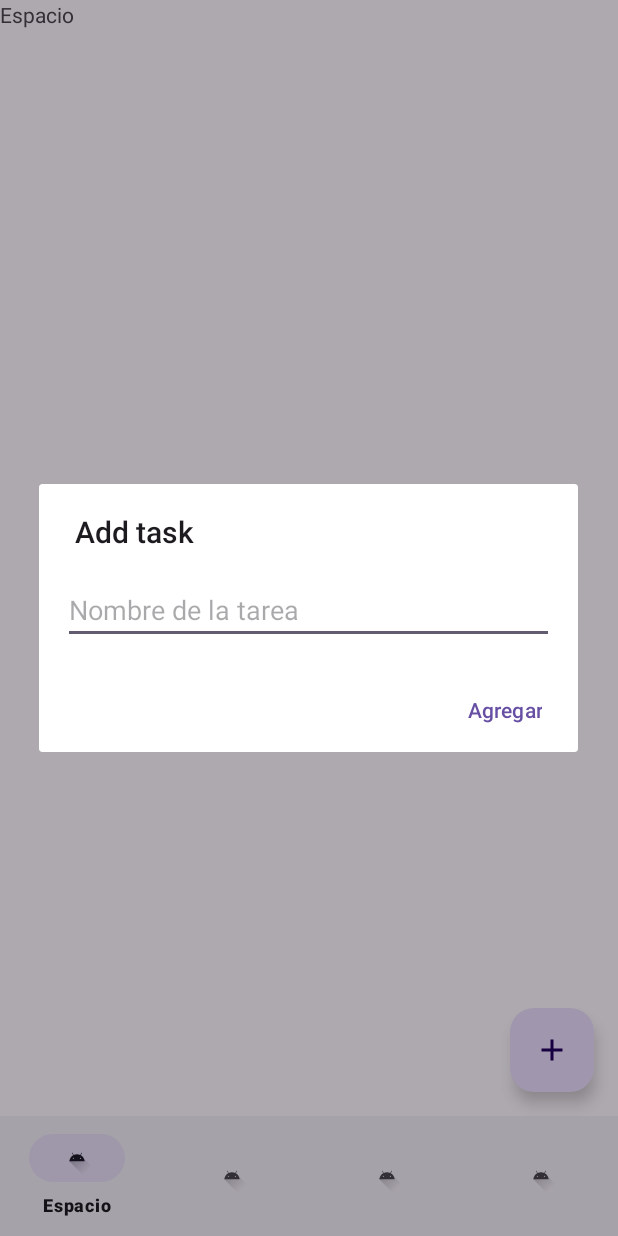
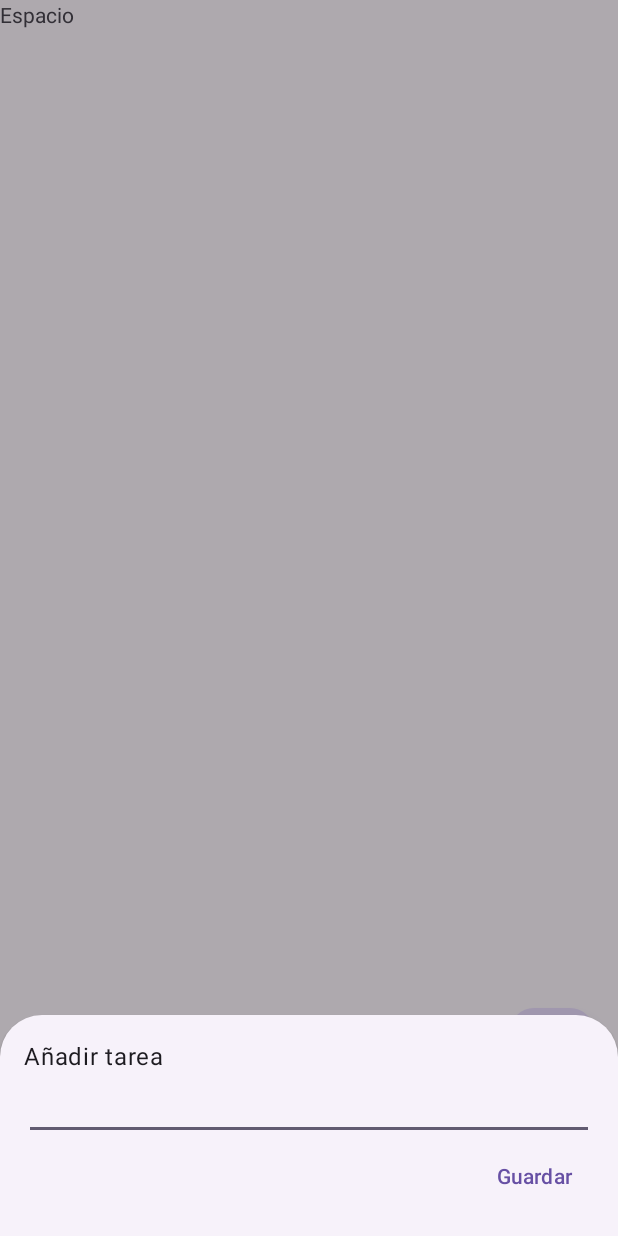
Before and after one commit to gsalvador209/LevelUP_Android, an Android app: the screen it shows after launch (MainActivity), after a tap on an icon or button, on a phone screen of 412 x 824 dp. Run offline under Robolectric (Android 15) with nearby library versions, the phone set to English and light mode, and no system bars; our stand-ins replace Room's generated code, navigation-ui.

Commit message:
feature(Add Task): add bottom sheet for task

```diff
--- /dev/null
+++ b/app/src/main/java/com/tanucode/levelup/ui/main/AddTaskBottomSheetFragment.kt
@@ -0,0 +1,58 @@
+package com.tanucode.levelup.ui.main
+
+import android.app.Dialog
+import android.os.Bundle
+import android.util.Log
+import android.view.LayoutInflater
+import android.view.View
+import android.view.ViewGroup
+import androidx.lifecycle.ViewModelProvider
+import com.google.android.material.bottomsheet.BottomSheetDialogFragment
+import com.tanucode.levelup.data.db.entity.TaskEntity
+import com.tanucode.levelup.databinding.BottomSheetAddTaskBinding
+import com.tanucode.levelup.ui.tasks.TaskViewModel
+import com.tanucode.levelup.util.Constants
+
+
+class AddTaskBottomSheetFragment :  BottomSheetDialogFragment() {
+
+    //Binding del fragmento
+    private var _binding: BottomSheetAddTaskBinding? = null
+    private val binding get() = _binding!!
+
+    private lateinit var viewModel: TaskViewModel
+
+    override fun onCreateView(
+        inflater: LayoutInflater,
+        container: ViewGroup?,
+        savedInstanceState: Bundle?
+    ): View? {
+        _binding = BottomSheetAddTaskBinding.inflate(inflater,container,false)
+        viewModel = ViewModelProvider(requireActivity())[TaskViewModel::class.java]
+
+        return binding.root
+    }
+
+    override fun onViewCreated(view: View, savedInstanceState: Bundle?) {
+        super.onViewCreated(view, savedInstanceState)
+
+        binding.btnSave.setOnClickListener {
+            val taskTitle = binding.etTaskTitle.text.toString().trim()
+
+            if(!taskTitle.isNullOrEmpty()){
+                //Log.d(Constants.LOGS_MESSAGE,"Click en guardar")
+                viewModel.addNewTask(TaskEntity(title = taskTitle, listId = 0))
+                dismiss()
+            }
+        }
+    }
+
+    override fun onDestroyView() {
+        super.onDestroyView()
+        _binding = null
+    }
+
+
+
+
+}
--- a/app/src/main/java/com/tanucode/levelup/ui/main/AddTaskDialogFragment.kt
+++ /dev/null
@@ -1,45 +0,0 @@
-package com.tanucode.levelup.ui.main
-
-import android.app.Dialog
-import androidx.fragment.app.DialogFragment
-import android.os.Bundle
-import androidx.appcompat.app.AlertDialog
-import androidx.lifecycle.ViewModelProvider
-import com.tanucode.levelup.data.db.entity.TaskEntity
-import com.tanucode.levelup.databinding.DialogAddTaskBinding
-import com.tanucode.levelup.ui.tasks.TaskViewModel
-
-
-class AddTaskDialogFragment :  DialogFragment() {
-
-    //Binding del fragmento
-    private var _binding: DialogAddTaskBinding? = null
-    private val binding get() = _binding!!
-
-    private lateinit var viewModel: TaskViewModel
-
-    override fun onCreateDialog(savedInstanceState: Bundle?): Dialog {
-        _binding = DialogAddTaskBinding.inflate(layoutInflater)
-
-        //Conseguir el ViewModel del owner de la actividad
-        viewModel = ViewModelProvider(requireActivity())[TaskViewModel::class.java]
-
-        val builder = AlertDialog.Builder(requireContext())
-        builder.setView(binding.root)
-            .setTitle("Add task")
-            .setPositiveButton("Agregar"){ _, _ ->
-                val taskName = binding.etTaskName.text.toString()
-                if(taskName.isNotBlank()){
-                    viewModel.addNewTask(TaskEntity(title = taskName, listId = 0))
-                }
-            }
-        return builder.create()
-    }
-
-    override fun onDestroy() {
-        super.onDestroy()
-        _binding = null
-    }
-
-
-}
--- a/app/src/main/java/com/tanucode/levelup/ui/main/MainActivity.kt
+++ b/app/src/main/java/com/tanucode/levelup/ui/main/MainActivity.kt
@@ -1,16 +1,11 @@
 package com.tanucode.levelup.ui.main
 
 import android.os.Bundle
-import androidx.activity.enableEdgeToEdge
 import androidx.appcompat.app.AppCompatActivity
-import androidx.lifecycle.lifecycleScope
 import androidx.navigation.fragment.NavHostFragment
 import androidx.navigation.ui.setupWithNavController
 import com.tanucode.levelup.R
 import com.tanucode.levelup.databinding.ActivityMainBinding
-import com.tanucode.levelup.ui.tasks.TaskAdapter
-import com.tanucode.levelup.ui.tasks.TaskViewModel
-import kotlinx.coroutines.launch
 
 class MainActivity : AppCompatActivity() {
 
@@ -31,7 +26,7 @@ class MainActivity : AppCompatActivity() {
 
         //Fab
         binding.fabAdd.setOnClickListener {
-            AddTaskDialogFragment().show(supportFragmentManager, "AddTaskDialog")
+            AddTaskBottomSheetFragment().show(supportFragmentManager, "AddTaskDialog")
         }
 
 
--- a/app/src/main/java/com/tanucode/levelup/ui/tasks/TaskViewModel.kt
+++ b/app/src/main/java/com/tanucode/levelup/ui/tasks/TaskViewModel.kt
@@ -17,14 +17,12 @@ class TaskViewModel(application: Application)
         (application as LevelUpApp).taskRepository
         }
 
-        val tasksLiveData : LiveData<List<TaskEntity>> = taskRepository.allTasks.asLiveData()
+        val tasksLiveData : LiveData<List<TaskEntity>> = taskRepository.allTasks.asLiveData() //Expone a otras clases la info de las tareas
 
 
         fun addNewTask(task: TaskEntity) {
             viewModelScope.launch {
                 taskRepository.insertTask(task)
-
-                //_tasks.postValue(taskRepository.getAllTasks())
             }
         }
 }
--- a/app/src/main/java/com/tanucode/levelup/ui/tasks/TasksFragment.kt
+++ b/app/src/main/java/com/tanucode/levelup/ui/tasks/TasksFragment.kt
@@ -42,7 +42,6 @@ class TasksFragment : Fragment() {
 
         setupRecyclerView()
         setupObservers()
-        //loadTasks()
     }
 
     private fun setupRecyclerView(){
--- /dev/null
+++ b/app/src/main/res/layout/bottom_sheet_add_task.xml
@@ -0,0 +1,34 @@
+<?xml version="1.0" encoding="utf-8"?>
+<LinearLayout xmlns:android="http://schemas.android.com/apk/res/android"
+    android:layout_width="match_parent"
+    android:layout_height="wrap_content"
+    android:orientation="vertical"
+    android:padding="16dp">
+
+    <TextView
+        android:layout_width="wrap_content"
+        android:layout_height="wrap_content"
+        android:text="@string/add_new_task"
+        android:textAppearance="?attr/textAppearanceBody1" />
+
+    <EditText
+        android:id="@+id/et_task_title"
+        android:layout_width="match_parent"
+        android:layout_height="wrap_content"
+        android:inputType="text" />
+
+    <LinearLayout
+        android:layout_width="match_parent"
+        android:layout_height="wrap_content"
+        android:orientation="horizontal"
+        android:gravity="end">
+
+        <Button
+            android:id="@+id/btn_save"
+            android:layout_width="wrap_content"
+            android:layout_height="wrap_content"
+            android:text="@string/save" />
+
+    </LinearLayout>
+
+</LinearLayout>
--- a/app/src/main/res/layout/dialog_add_task.xml
+++ /dev/null
@@ -1,17 +0,0 @@
-<?xml version="1.0" encoding="utf-8"?>
-<androidx.constraintlayout.widget.ConstraintLayout
-    xmlns:android="http://schemas.android.com/apk/res/android"
-    xmlns:app="http://schemas.android.com/apk/res-auto"
-    android:layout_width="match_parent"
-    android:layout_height="wrap_content"
-    android:padding="16dp">
-
-    <EditText
-        android:id="@+id/et_task_name"
-        android:layout_width="0dp"
-        android:layout_height="wrap_content"
-        android:hint="Nombre de la tarea"
-        app:layout_constraintTop_toTopOf="parent"
-        app:layout_constraintStart_toStartOf="parent"
-        app:layout_constraintEnd_toEndOf="parent"/>
-</androidx.constraintlayout.widget.ConstraintLayout>
--- a/app/src/main/res/layout/task_element.xml
+++ b/app/src/main/res/layout/task_element.xml
@@ -73,6 +73,7 @@
                     android:textSize="12sp"
                     app:closeIconEnabled="false"
                     app:chipIconSize="16dp"
+                    android:clickable="false"
 
 
                     android:layout_width="wrap_content"
```
